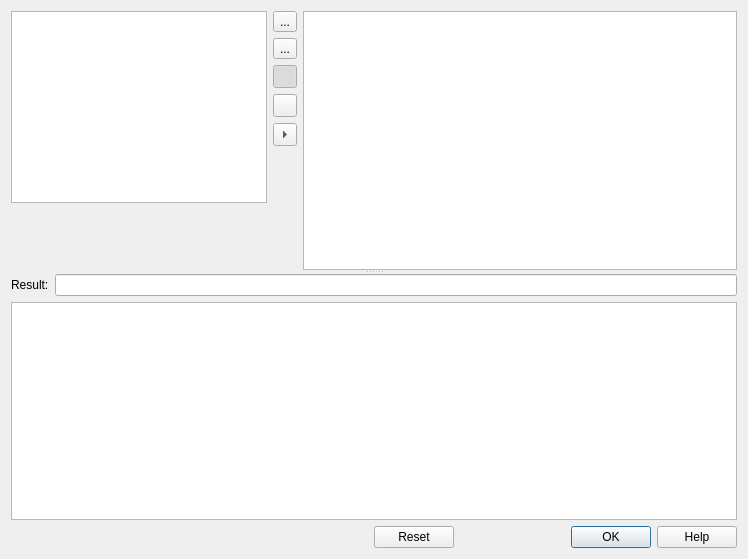
Before: the Qt Designer form dialogrelation.ui in gthom/gapQBE, drawn with Qt 5.
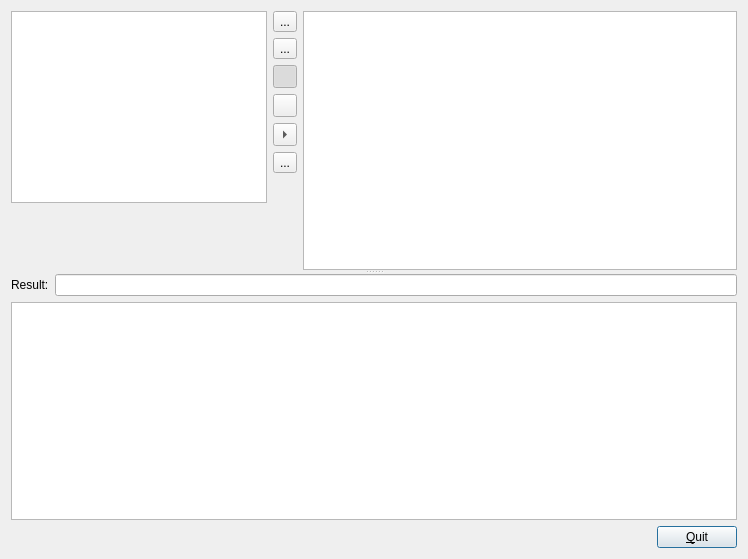
After: the same form once the commit is applied. Icons and pictures are not drawn. Custom widgets are drawn as their Qt base class.

Commit message: drag depuis la liste des tables ajout du fit in view, ai rendu les champs non éditable, de même pour les titres

What changed in the file:
```diff
--- a/dialogrelation.ui
+++ b/dialogrelation.ui
@@ -148,6 +148,13 @@
              </property>
             </widget>
            </item>
+           <item>
+            <widget class="QToolButton" name="toolButtonFitInView">
+             <property name="text">
+              <string>...</string>
+             </property>
+            </widget>
+           </item>
            <item>
             <spacer name="verticalSpacer_2">
              <property name="orientation">
@@ -227,12 +234,9 @@
       </spacer>
      </item>
      <item>
-      <widget class="QDialogButtonBox" name="buttonBox">
-       <property name="orientation">
-        <enum>Qt::Horizontal</enum>
-       </property>
-       <property name="standardButtons">
-        <set>QDialogButtonBox::Help|QDialogButtonBox::Ok|QDialogButtonBox::Reset</set>
+      <widget class="QPushButton" name="pushButtonQuitter">
+       <property name="text">
+        <string>&amp;Quit</string>
        </property>
       </widget>
      </item>
```
Left out of the diff: 50 changed lines with no effect on the pictures. The commit also changes 11 other files.
